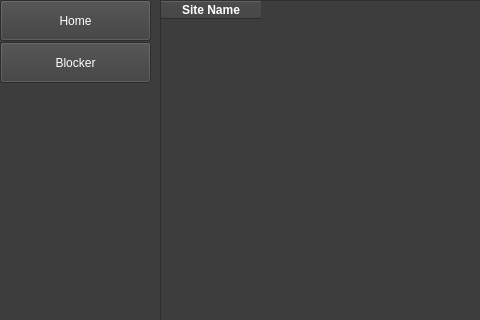
First picture: the form in ui/blockedhistory.ui, repository HowePersonal/DistractionBlocker, before the edit; both pictures show x 0 to 480 and y 0 to 320 of the 800 by 500 pixel window.
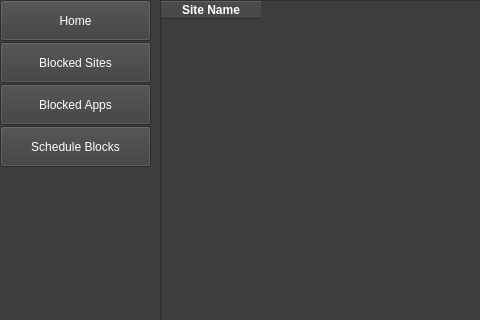
Second picture: the form after the edit.

Commit message: Added feature to block applications with UI and functional backend.

```diff
--- a/ui/blockedhistory.ui
+++ b/ui/blockedhistory.ui
@@ -73,7 +73,7 @@
 border-bottom: 2px solid white;</string>
    </property>
    <property name="text">
-    <string>Blocker</string>
+    <string>Blocked Sites</string>
    </property>
   </widget>
   <widget class="QPushButton" name="btn_home">
@@ -144,6 +144,42 @@
 </string>
    </property>
   </widget>
+  <widget class="QPushButton" name="btn_blockedApps">
+   <property name="geometry">
+    <rect>
+     <x>0</x>
+     <y>84</y>
+     <width>151</width>
+     <height>41</height>
+    </rect>
+   </property>
+   <property name="styleSheet">
+    <string notr="true">color: white;
+font: 63 12pt &quot;Cascadia Mono SemiBold&quot;;
+border-bottom: 2px solid white;</string>
+   </property>
+   <property name="text">
+    <string>Blocked Apps</string>
+   </property>
+  </widget>
+  <widget class="QPushButton" name="btn_scheduleBlocks">
+   <property name="geometry">
+    <rect>
+     <x>0</x>
+     <y>126</y>
+     <width>151</width>
+     <height>41</height>
+    </rect>
+   </property>
+   <property name="styleSheet">
+    <string notr="true">color: white;
+font: 63 12pt &quot;Cascadia Mono SemiBold&quot;;
+border-bottom: 2px solid white;</string>
+   </property>
+   <property name="text">
+    <string>Schedule Blocks</string>
+   </property>
+  </widget>
  </widget>
  <resources/>
  <connections/>
```
The commit also changes 5 other files.
